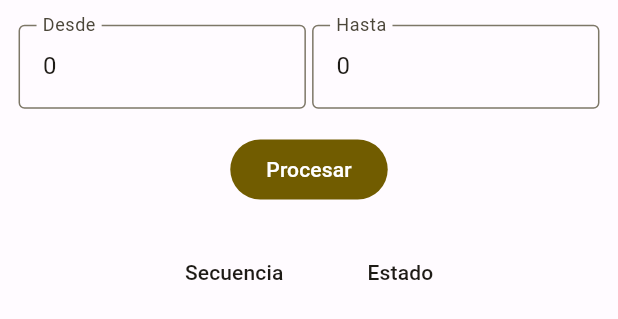
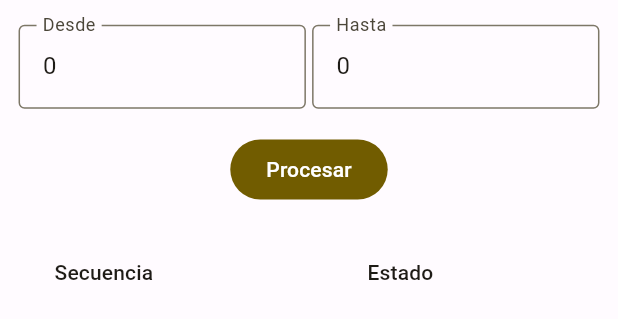
Before and after one commit to DataBase18/Estadistica-II-PF, a Flutter app: the ByIntervalTab widget shown alone on an empty page, opened directly with empty values, on a phone screen of 412 x 824 dp. Shown: the top 319 px of the screen. Run offline on Flutter 3.47's test engine with Material 3 defaults, Android fonts, the light colour scheme and no system bars; our stand-ins replace fl_chart, lottie; missing offline and left inert: awesome_icons, dart:ffi.

Commit message:
Se arregla el tamaño de las tablas en el modulo de muestra aleatoria simple

```diff
--- a/lib/screens/statistics/aleatorySample/ui/AleatorySampleWidgets.dart
+++ b/lib/screens/statistics/aleatorySample/ui/AleatorySampleWidgets.dart
@@ -73,6 +73,8 @@ class _ByIntervalTabState extends State<ByIntervalTab> {
 
           widget.state.intervalPopulation == null ? Container():
           Expanded(
+            child: SizedBox(
+              width: width,
               child: SingleChildScrollView(
                 child: DataTable(
                   columns: [
@@ -87,6 +89,7 @@ class _ByIntervalTabState extends State<ByIntervalTab> {
                       ]
                     );
                   }).toList(),
+                ),
               ),
             ),
           )
@@ -130,6 +133,8 @@ class ByManuallyInput extends StatelessWidget {
           SizedBox(height: height*0.02,),
           state.valuesManuallyList ==null ? Container():
           Expanded(
+            child: SizedBox(
+              width: width,
               child: SingleChildScrollView(
                 child: DataTable(
                   columns: [
@@ -146,6 +151,7 @@ class ByManuallyInput extends StatelessWidget {
                   }).toList(),
                 ),
               ),
+            ),
           )
         ],
       ),
```
Lines whose indentation alone changed are shown as unchanged.
